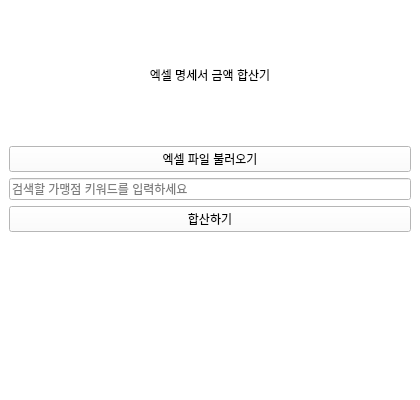
The window that ui/main_window.ui (Hyunseung-Nam/excel_statement_analyzer) describes before a commit, drawn with Qt 5.
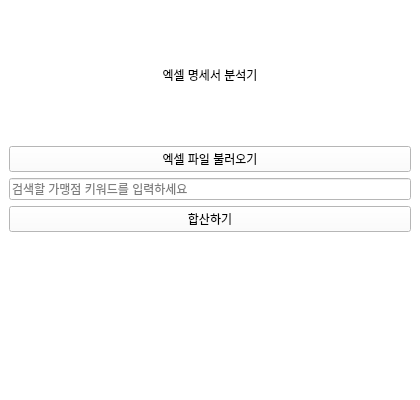
The same window after the commit.

Patch:
```diff
--- a/ui/main_window.ui
+++ b/ui/main_window.ui
@@ -21,7 +21,7 @@
     <item>
      <widget class="QLabel" name="label">
       <property name="text">
-       <string>엑셀 명세서 금액 합산기</string>
+       <string>엑셀 명세서 분석기</string>
       </property>
       <property name="alignment">
        <set>Qt::AlignCenter</set>
```
Left out of the diff: 2 changed lines with no effect on the pictures.
